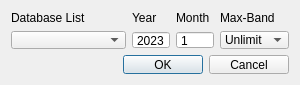
Before: the Qt Designer form ItshfSim/env/model.ui in lzhengp1986/AutoTechSim, drawn with Qt 5.
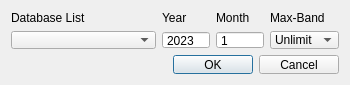
After: the same form once the commit is applied.

Commit message: Model参数封装成ModelCfg

```diff
--- a/ItshfSim/env/model.ui
+++ b/ItshfSim/env/model.ui
@@ -6,19 +6,19 @@
    <rect>
     <x>0</x>
     <y>0</y>
-    <width>300</width>
+    <width>350</width>
     <height>85</height>
    </rect>
   </property>
   <property name="minimumSize">
    <size>
-    <width>300</width>
+    <width>350</width>
     <height>85</height>
    </size>
   </property>
   <property name="maximumSize">
    <size>
-    <width>300</width>
+    <width>400</width>
     <height>85</height>
    </size>
   </property>
```
The commit also changes 5 other files.
